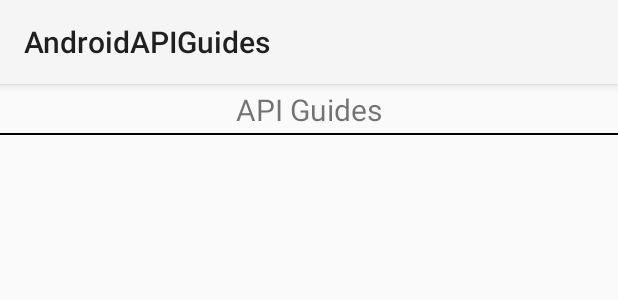
After one commit to neo2470/AndroidAPIGuides, an Android app: the layout activity_settings.xml on its own in the app's theme, with its tools: preview values and no code run, on a phone screen of 412 x 824 dp. The commit adds this screen. Shown: the top 300 px of the screen. Run offline under Robolectric (Android 15) with nearby library versions, the phone set to English and light mode, and no system bars.

Commit message:
Add Settings but not finished

```diff
--- a/app/src/main/AndroidManifest.xml
+++ b/app/src/main/AndroidManifest.xml
@@ -30,6 +30,7 @@
                 android:name="android.support.PARENT_ACTIVITY"
                 android:value=".MainActivity"/>
         </activity>
+        <activity android:name=".SettingsActivity" />
 
     </application>
 
--- a/app/src/main/java/com/alex/androidapiguides/MainActivity.java
+++ b/app/src/main/java/com/alex/androidapiguides/MainActivity.java
@@ -45,6 +45,9 @@
             case 4:
                 act = ActionBarActivity.class;
                 break;
+            case 5:
+                act = SettingsActivity.class;
+                break;
         }
 
         if (null == act) {
--- /dev/null
+++ b/app/src/main/res/layout/activity_settings.xml
@@ -0,0 +1,12 @@
+<?xml version="1.0" encoding="utf-8"?>
+<LinearLayout xmlns:android="http://schemas.android.com/apk/res/android"
+    android:layout_width="match_parent"
+    android:layout_height="match_parent"
+    android:orientation="vertical">
+
+    <com.alex.view.TitleBar
+        android:id="@+id/titleBar"
+        android:layout_width="match_parent"
+        android:layout_height="wrap_content" />
+
+</LinearLayout>
```
Also changed, not shown: app/src/main/java/com/alex/androidapiguides/SettingsActivity.java (added, +17 -0 lines).
